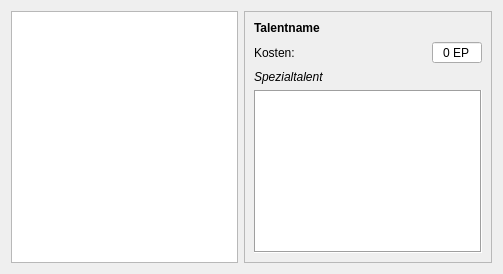
Aeolitus/Sephrasto, file UI/CharakterTalente.ui: the form before one commit.
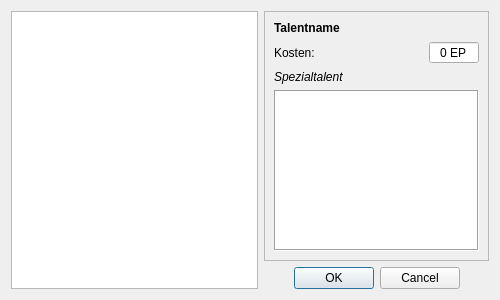
The form after the commit.

Commit message: Reworked GUI for picking talents as dialog. Wrote class for picking talents. Tested and working. Wrote new GUI for abilities.

Patch:
```diff
--- a/UI/CharakterTalente.ui
+++ b/UI/CharakterTalente.ui
@@ -1,24 +1,33 @@
 <?xml version="1.0" encoding="UTF-8"?>
 <ui version="4.0">
- <class>Form</class>
- <widget class="QWidget" name="Form">
+ <class>Dialog</class>
+ <widget class="QDialog" name="Dialog">
   <property name="geometry">
    <rect>
     <x>0</x>
     <y>0</y>
-    <width>503</width>
-    <height>274</height>
+    <width>500</width>
+    <height>300</height>
    </rect>
   </property>
   <property name="windowTitle">
    <string>Form</string>
   </property>
   <layout class="QGridLayout" name="gridLayout">
-   <item row="0" column="0">
-    <widget class="QListView" name="listView"/>
-   </item>
    <item row="0" column="1">
     <widget class="QScrollArea" name="scrollArea">
+     <property name="minimumSize">
+      <size>
+       <width>225</width>
+       <height>0</height>
+      </size>
+     </property>
+     <property name="maximumSize">
+      <size>
+       <width>225</width>
+       <height>16777215</height>
+      </size>
+     </property>
      <property name="widgetResizable">
       <bool>true</bool>
      </property>
@@ -27,8 +36,8 @@
        <rect>
         <x>0</x>
         <y>0</y>
-        <width>221</width>
-        <height>254</height>
+        <width>223</width>
+        <height>251</height>
        </rect>
       </property>
       <layout class="QGridLayout" name="gridLayout_2">
@@ -73,29 +82,6 @@
          </property>
         </widget>
        </item>
-       <item row="4" column="0" colspan="3">
-        <widget class="QPlainTextEdit" name="plainTextEdit">
-         <property name="frameShape">
-          <enum>QFrame::Box</enum>
-         </property>
-         <property name="readOnly">
-          <bool>true</bool>
-         </property>
-        </widget>
-       </item>
-       <item row="0" column="0" colspan="3">
-        <widget class="QLabel" name="label">
-         <property name="font">
-          <font>
-           <weight>75</weight>
-           <bold>true</bold>
-          </font>
-         </property>
-         <property name="text">
-          <string>Talentname</string>
-         </property>
-        </widget>
-       </item>
        <item row="2" column="1">
         <spacer name="horizontalSpacer">
          <property name="orientation">
@@ -109,10 +95,55 @@
          </property>
         </spacer>
        </item>
+       <item row="0" column="0" colspan="3">
+        <widget class="QLabel" name="labelName">
+         <property name="font">
+          <font>
+           <weight>75</weight>
+           <bold>true</bold>
+          </font>
+         </property>
+         <property name="text">
+          <string>Talentname</string>
+         </property>
+        </widget>
+       </item>
+       <item row="4" column="0" colspan="3">
+        <widget class="QPlainTextEdit" name="plainText">
+         <property name="frameShape">
+          <enum>QFrame::Box</enum>
+         </property>
+         <property name="readOnly">
+          <bool>true</bool>
+         </property>
+        </widget>
+       </item>
       </layout>
      </widget>
     </widget>
    </item>
+   <item row="1" column="1">
+    <widget class="QDialogButtonBox" name="buttonBox">
+     <property name="maximumSize">
+      <size>
+       <width>225</width>
+       <height>16777215</height>
+      </size>
+     </property>
+     <property name="orientation">
+      <enum>Qt::Horizontal</enum>
+     </property>
+     <property name="standardButtons">
+      <set>QDialogButtonBox::Cancel|QDialogButtonBox::Ok</set>
+     </property>
+     <property name="centerButtons">
+      <bool>true</bool>
+     </property>
+    </widget>
+   </item>
+   <item row="0" column="0" rowspan="2">
+    <widget class="QListView" name="listTalente"/>
+   </item>
   </layout>
  </widget>
  <resources/>
```
Left out of the diff: 41 changed lines with no effect on the pictures. The commit also changes 5 other files.
